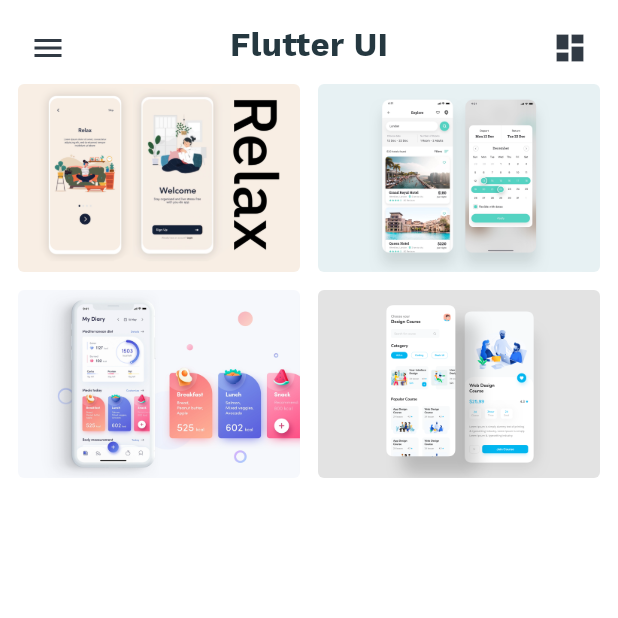
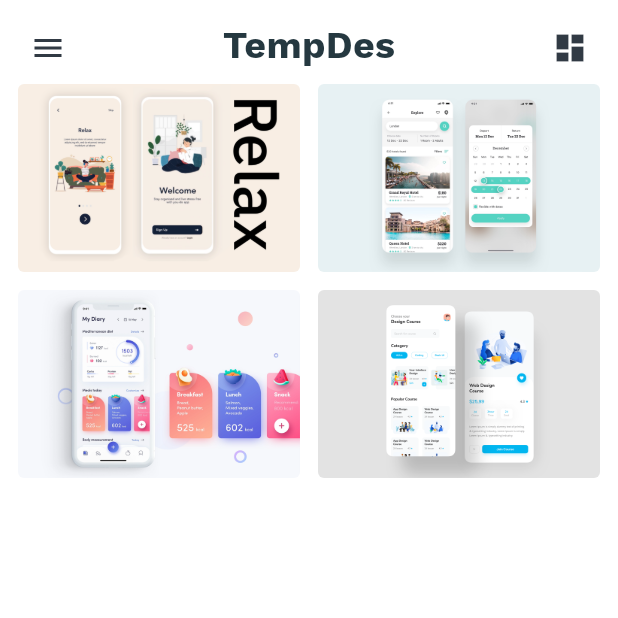
Before and after one commit to jimmy-ramani-0912/Best-Flutter-UI-Templates, a Flutter app: the screen it shows after launch, on a phone screen of 412 x 824 dp, the top half of it. Run offline on Flutter 3.47's test engine with Material 2 defaults, Android fonts, the phone set to English and light mode, and no system bars; our stand-ins replace flutter_rating_bar, font_awesome_flutter.

```diff
--- a/lib/custom_drawer/home_drawer.dart
+++ b/lib/custom_drawer/home_drawer.dart
@@ -109,7 +109,7 @@ class _HomeDrawerState extends State<HomeDrawer> {
                             child: ClipRRect(
                               borderRadius:
                                   const BorderRadius.all(Radius.circular(60.0)),
-                              child: Image.asset('assets/images/userImage.png'),
+                              child: Image.asset('assets/images/feedbackImage.png'),
                             ),
                           ),
                         ),
@@ -119,7 +119,7 @@ class _HomeDrawerState extends State<HomeDrawer> {
                   Padding(
                     padding: const EdgeInsets.only(top: 8, left: 4),
                     child: Text(
-                      'Chris Hemsworth',
+                      'Jimmy Ramani',
                       style: TextStyle(
                         fontWeight: FontWeight.w600,
                         color: isLightMode ? AppTheme.grey : AppTheme.white,
--- a/lib/design_course/home_design_course.dart
+++ b/lib/design_course/home_design_course.dart
@@ -295,7 +295,7 @@ class _DesignCourseHomeScreenState extends State<DesignCourseHomeScreen> {
           Container(
             width: 60,
             height: 60,
-            child: Image.asset('assets/design_course/userImage.png'),
+            child: Image.asset('assets/design_course/feedbackImage.png'),
           )
         ],
       ),
--- a/lib/home_screen.dart
+++ b/lib/home_screen.dart
@@ -135,9 +135,9 @@ class _MyHomePageState extends State<MyHomePage> with TickerProviderStateMixin {
               child: Padding(
                 padding: const EdgeInsets.only(top: 4),
                 child: Text(
-                  'Flutter UI',
+                  'TempDes',
                   style: TextStyle(
-                    fontSize: 22,
+                    fontSize: 25,
                     color: isLightMode ? AppTheme.darkText : AppTheme.white,
                     fontWeight: FontWeight.w700,
                   ),
```
Also changed, not shown: assets/images/userImage.png, pubspec.lock, 1 other file.
